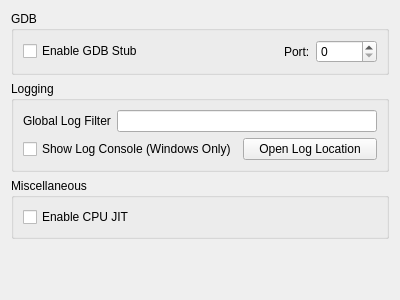
The window that src/citra_qt/configuration/configure_debug.ui (PabloMK7/citra) describes before a commit, drawn with Qt 5.
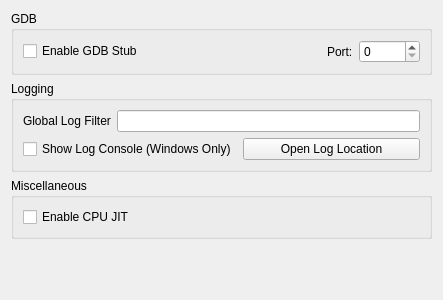
The same window after the commit.

```diff
--- a/src/citra_qt/configuration/configure_debug.ui
+++ b/src/citra_qt/configuration/configure_debug.ui
@@ -6,7 +6,7 @@
    <rect>
     <x>0</x>
     <y>0</y>
-    <width>400</width>
+    <width>443</width>
     <height>300</height>
    </rect>
   </property>
```
Left out of the diff: 8 changed lines with no effect on the pictures.
